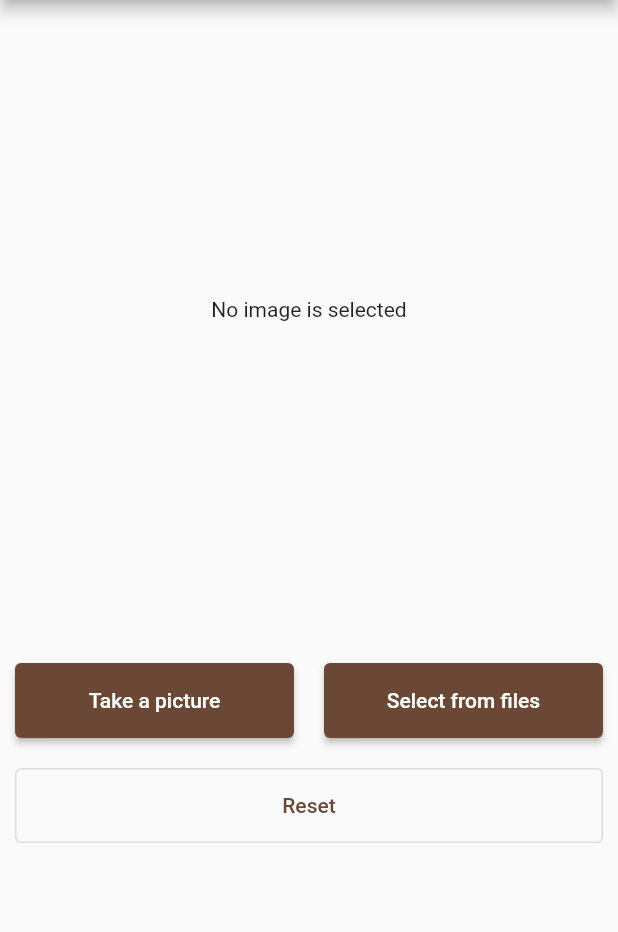
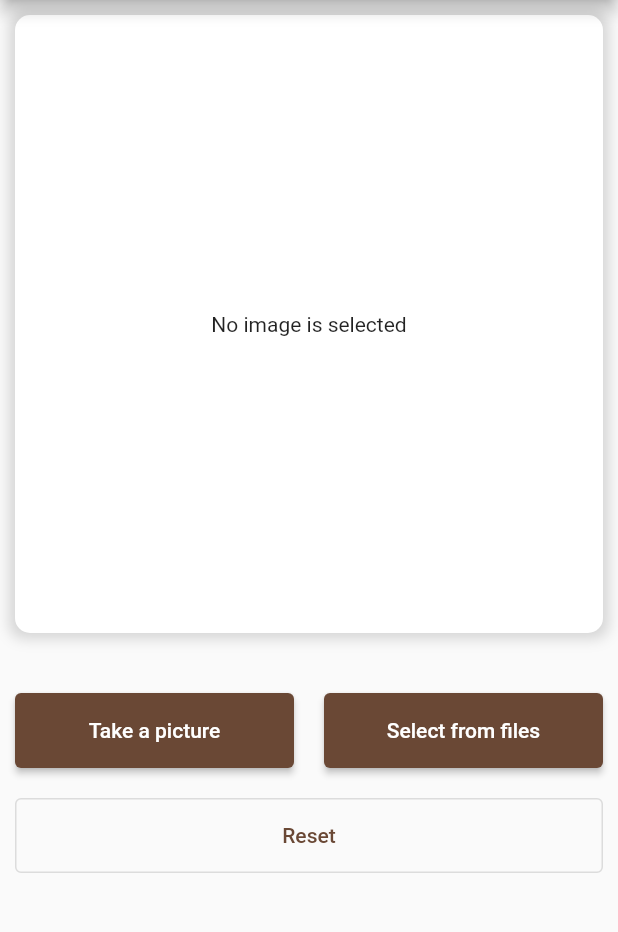
Before and after one commit to EricEchemane/Soil-type-classifier-using-convolutional-neural-network, a Flutter app: the screen it shows after launch, on a phone screen of 412 x 824 dp, the part 84-1016 px from its top. Run offline on Flutter 3.47's test engine with Material 2 defaults, Android fonts, the light colour scheme and no system bars; our stand-ins replace image_picker, internet_connection_checker; missing offline and left inert: tflite.

Commit message:
improved to appearance of the image when captured

```diff
--- a/leafjem_app/lib/screens/home_screen.dart
+++ b/leafjem_app/lib/screens/home_screen.dart
@@ -87,14 +87,50 @@ class _HomeScreenState extends State<HomeScreen> {
           child: Column(
             children: [
               _selectedImage != null
-                  ? SizedBox(
-                      height: deviceWidth,
-                      child:
-                          Image(image: FileImage(File(_selectedImage!.path))),
+                  ? Container(
+                      margin: const EdgeInsets.all(20),
+                      decoration: BoxDecoration(
+                        color: Colors.white,
+                        borderRadius:
+                            const BorderRadius.all(Radius.circular(10)),
+                        boxShadow: [
+                          BoxShadow(
+                            color: Colors.grey.withOpacity(0.4),
+                            spreadRadius: 4,
+                            blurRadius: 7,
+                          ),
+                        ],
+                      ),
+                      child: SizedBox(
+                        height: deviceWidth,
+                        child: ClipRRect(
+                          borderRadius: BorderRadius.circular(10),
+                          child: Image(
+                              image: FileImage(File(_selectedImage!.path)),
+                              width: deviceWidth,
+                              fit: BoxFit.fill),
+                        ),
+                      ),
                     )
-                  : SizedBox(
-                      height: deviceWidth,
-                      child: const Center(child: Text('No image is selected')),
+                  : Container(
+                      margin: const EdgeInsets.all(10),
+                      decoration: BoxDecoration(
+                        color: Colors.white,
+                        borderRadius:
+                            const BorderRadius.all(Radius.circular(10)),
+                        boxShadow: [
+                          BoxShadow(
+                            color: Colors.grey.withOpacity(0.4),
+                            spreadRadius: 4,
+                            blurRadius: 7,
+                          ),
+                        ],
+                      ),
+                      child: SizedBox(
+                        height: deviceWidth,
+                        child:
+                            const Center(child: Text('No image is selected')),
+                      ),
                     ),
               _output != null ? OutputTable(output: _output) : Container(),
               const SizedBox(
```
